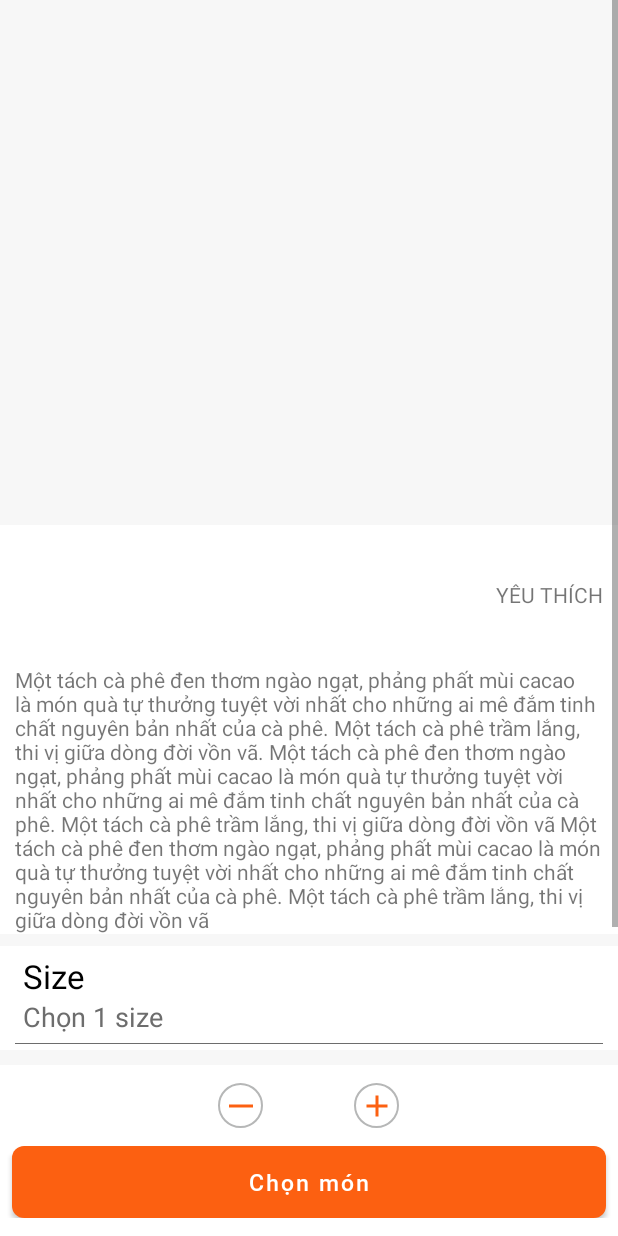
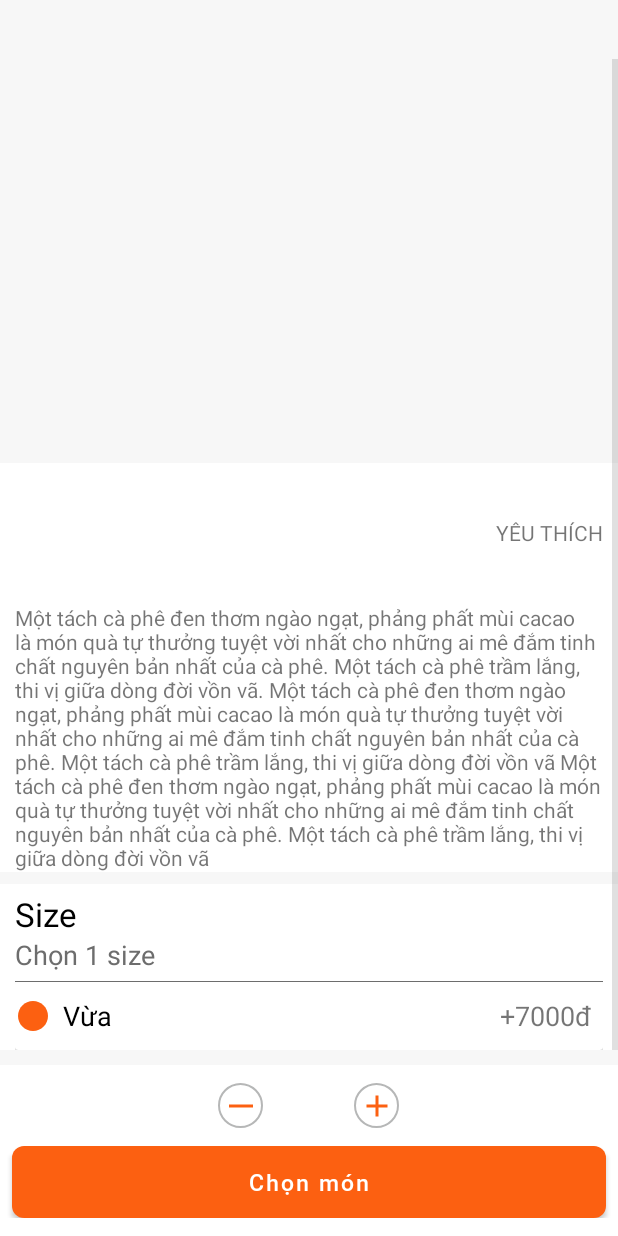
Before and after one commit to oldman14/FoodDelivery_LT15201, an Android app: the layout bottom_sheet.xml on its own in the app's theme, with its tools: preview values and no code run, on a phone screen of 412 x 824 dp. Run offline under Robolectric (Android 15) with nearby library versions, the phone set to English and light mode, and no system bars; network calls fail.

Commit message:
Custom lại chọn size bằng recyclerview Cập nhật toolbar ở mỗi fragment

```diff
--- a/app/src/main/java/com/example/fooddelivery_lt152011/productScreen/CartFragment.java
+++ b/app/src/main/java/com/example/fooddelivery_lt152011/productScreen/CartFragment.java
@@ -5,6 +5,7 @@ import android.util.Log;
 import android.view.LayoutInflater;
 import android.view.View;
 import android.view.ViewGroup;
+import android.widget.RadioButton;
 import android.widget.RelativeLayout;
 import android.widget.Toast;
 
@@ -15,6 +16,7 @@ import androidx.lifecycle.Observer;
 import androidx.lifecycle.ViewModelProvider;
 
 import androidx.recyclerview.widget.DividerItemDecoration;
+import androidx.recyclerview.widget.RecyclerView;
 
 
 import com.example.fooddelivery_lt152011.R;
@@ -49,6 +51,9 @@ public class CartFragment extends Fragment implements CartListAdapter.CartInterf
     OderService oderService;
     Store store;
     InfoLocation infoLocation;
+    RadioButton radioButton;
+    RecyclerView recyclerView;
+
     public CartFragment() {
         // Required empty public constructor
     }
--- /dev/null
+++ b/app/src/main/res/drawable/ic_check_circle.xml
@@ -0,0 +1,10 @@
+<vector xmlns:android="http://schemas.android.com/apk/res/android"
+    android:width="24dp"
+    android:height="24dp"
+    android:viewportWidth="24"
+    android:viewportHeight="24"
+    android:tint="@color/orange_primary">
+  <path
+      android:fillColor="@android:color/white"
+      android:pathData="M16.59,7.58L10,14.17l-3.59,-3.58L5,12l5,5 8,-8zM12,2C6.48,2 2,6.48 2,12s4.48,10 10,10 10,-4.48 10,-10S17.52,2 12,2zM12,20c-4.42,0 -8,-3.58 -8,-8s3.58,-8 8,-8 8,3.58 8,8 -3.58,8 -8,8z"/>
+</vector>
--- /dev/null
+++ b/app/src/main/res/drawable/ic_circle_24.xml
@@ -0,0 +1,10 @@
+<vector xmlns:android="http://schemas.android.com/apk/res/android"
+    android:width="24dp"
+    android:height="24dp"
+    android:viewportWidth="24"
+    android:viewportHeight="24"
+    android:tint="@color/orange_primary">
+  <path
+      android:fillColor="@android:color/white"
+      android:pathData="M12,2C6.47,2 2,6.47 2,12s4.47,10 10,10 10,-4.47 10,-10S17.53,2 12,2z"/>
+</vector>
--- /dev/null
+++ b/app/src/main/res/drawable/selector_radio_custom.xml
@@ -0,0 +1,6 @@
+<?xml version="1.0" encoding="utf-8"?>
+<selector xmlns:android="http://schemas.android.com/apk/res/android">
+    <item android:state_focused="true"
+        android:drawable="@drawable/ic_check_circle" /> <!-- focused -->
+    <item android:drawable="@drawable/ic_circle_24" /> <!-- default -->
+</selector>
--- a/app/src/main/res/layout/activity_main.xml
+++ b/app/src/main/res/layout/activity_main.xml
@@ -10,6 +10,11 @@
         android:id="@+id/toolbar"
         layout="@layout/layout_toolbar"
    />
+    <include
+        android:id="@+id/toolbar1"
+        layout="@layout/toolbar_logo"
+        android:visibility="gone"
+        />
     <FrameLayout
         android:layout_below="@+id/toolbar"
         android:layout_above="@id/navigation"
--- a/app/src/main/res/layout/bottom_sheet.xml
+++ b/app/src/main/res/layout/bottom_sheet.xml
@@ -120,7 +120,6 @@
             android:layout_height="wrap_content"
             android:orientation="vertical">
             <LinearLayout
-                android:paddingHorizontal="5dp"
                 android:paddingVertical="5dp"
                 android:layout_width="match_parent"
                 android:layout_height="wrap_content"
@@ -145,37 +144,45 @@
                 android:layout_height="0.5dp"
                 android:background="@color/secondary_font"
                 android:paddingHorizontal="10dp"/>
-            <RelativeLayout
+            <androidx.recyclerview.widget.RecyclerView
+                android:id="@+id/recRadioButton"
                 android:layout_width="match_parent"
                 android:layout_height="wrap_content"
-                >
-                <RadioGroup
-                    android:id="@+id/radioGroupSize"
-                    android:layout_width="match_parent"
-                    android:layout_height="wrap_content"
-                    >
-                    <RadioButton
-                        android:checked="true"
-                        android:buttonTint="@color/orange_primary"
-                        android:id="@+id/btn_radio_size_nho"
-                        android:layout_width="match_parent"
-                        android:layout_height="wrap_content"
-                        android:text="@{product.product.sizes.get(0).SizeName}"
-                        android:textSize="16dp" />
-                    <View
-                        android:layout_width="match_parent"
-                        android:layout_height="0.5dp"
-                        android:background="@color/secondary_font"
-                        android:paddingHorizontal="10dp"/>
-                    <RadioButton
-                        android:buttonTint="@color/orange_primary"
-                        android:id="@+id/btn_radio_size_lon"
-                        android:layout_width="match_parent"
-                        android:layout_height="wrap_content"
-                        android:text="@{product.product.sizes.get(1).SizeName}"
-                        android:textSize="16dp" />
-                </RadioGroup>
-            </RelativeLayout>
+                tools:itemCount="2"
+                tools:listitem="@layout/radio_button_custom"
+                />
+<!--            <RelativeLayout-->
+<!--                android:layout_width="match_parent"-->
+<!--                android:layout_height="wrap_content"-->
+<!--                >-->
+<!--                <RadioGroup-->
+<!--                    android:id="@+id/radioGroupSize"-->
+<!--                    android:layout_width="match_parent"-->
+<!--                    android:layout_height="wrap_content"-->
+<!--                    >-->
+<!--                    <RadioButton-->
+<!--                            android:layout_weight="9"-->
+<!--                            android:checked="true"-->
+<!--                            android:buttonTint="@color/orange_primary"-->
+<!--                            android:id="@+id/btn_radio_size_nho"-->
+<!--                            android:layout_width="wrap_content"-->
+<!--                            android:layout_height="wrap_content"-->
+<!--                            android:text="@{product.product.sizes.get(0).SizeName}"-->
+<!--                            android:textSize="16dp" />-->
+<!--                    <View-->
+<!--                        android:layout_width="match_parent"-->
+<!--                        android:layout_height="0.5dp"-->
+<!--                        android:background="@color/secondary_font"-->
+<!--                        android:paddingHorizontal="10dp"/>-->
+<!--                    <RadioButton-->
+<!--                        android:buttonTint="@color/orange_primary"-->
+<!--                        android:id="@+id/btn_radio_size_lon"-->
+<!--                        android:layout_width="match_parent"-->
+<!--                        android:layout_height="wrap_content"-->
+<!--                        android:text="@{product.product.sizes.get(1).SizeName}"-->
+<!--                        android:textSize="16dp" />-->
+<!--                </RadioGroup>-->
+<!--            </RelativeLayout>-->
         </LinearLayout>
             </LinearLayout>
         </ScrollView>
--- a/app/src/main/res/layout/fragment_cart.xml
+++ b/app/src/main/res/layout/fragment_cart.xml
@@ -80,7 +80,6 @@
                 android:layout_height="wrap_content"
                 android:text="90 Cao Thắng, Phường 3, Quận 3, Thành Phố Hồ Chí Minh"
                 android:textSize="18dp"
-
                 android:fontFamily="@font/roboto_light"
                 android:textColor="@color/secondary_font"
                 />
--- a/app/src/main/res/layout/layout_toolbar.xml
+++ b/app/src/main/res/layout/layout_toolbar.xml
@@ -4,7 +4,7 @@
     android:layout_height="wrap_content">
     <RelativeLayout
         android:layout_width="match_parent"
-        android:layout_height="wrap_content"
+        android:layout_height="60dp"
         android:background="@color/white"
         android:padding="10dp">
         <ImageView
--- /dev/null
+++ b/app/src/main/res/layout/radio_button_custom.xml
@@ -0,0 +1,39 @@
+<?xml version="1.0" encoding="utf-8"?>
+<androidx.cardview.widget.CardView
+    xmlns:android="http://schemas.android.com/apk/res/android"
+    android:layout_width="match_parent"
+    android:elevation="5dp"
+    android:padding="8dp"
+    android:layout_height="45dp">
+    <RelativeLayout
+        android:layout_width="match_parent"
+        android:layout_height="match_parent">
+    <ImageView
+        android:layout_centerVertical="true"
+        android:id="@+id/img_check_radio"
+        android:layout_width="wrap_content"
+        android:layout_height="wrap_content"
+        android:src="@drawable/selector_radio_custom"
+        />
+    <TextView
+        android:layout_marginHorizontal="8dp"
+        android:layout_centerVertical="true"
+        android:id="@+id/size_radioBtn"
+        android:layout_width="wrap_content"
+        android:layout_height="wrap_content"
+        android:text="Vừa"
+        android:textSize="18dp"
+        android:textColor="@color/black"
+        android:layout_toEndOf="@id/img_check_radio"
+        />
+    <TextView
+        android:id="@+id/priceSize"
+        android:layout_width="wrap_content"
+        android:layout_height="wrap_content"
+        android:layout_alignParentRight="true"
+        android:textSize="18dp"
+        android:text="+7000đ"
+        android:layout_centerVertical="true"
+        android:paddingHorizontal="8dp"/>
+    </RelativeLayout>
+</androidx.cardview.widget.CardView>
```
Also changed, not shown: app/src/main/java/com/example/fooddelivery_lt152011/MainActivity.java (+14 -6 lines), app/src/main/java/com/example/fooddelivery_lt152011/productScreen/ProductFragment.java (+24 -16 lines), app/src/main/java/com/example/fooddelivery_lt152011/productScreen/RadBtnAdapter.java (added, +79 -0 lines), app/src/main/res/drawable/ic_outline_circle_24.xml (added, +10 -0 lines), app/src/main/res/layout/fragment_product.xml (+13 -9 lines), app/src/main/res/layout/item_rec_typeproduct.xml (+6 -2 lines), app/src/main/res/layout/toolbar_logo.xml (added, +21 -0 lines).
